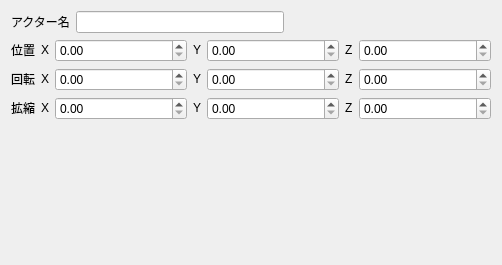
First picture: the form in Sources/Engine46Editor/InspectorWidget.ui, repository yuuxuu/Engine46, before the edit.
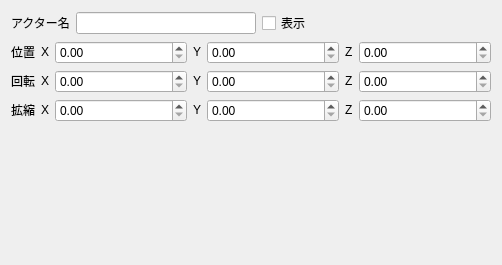
Second picture: the form after the edit.

Commit message: アクターの表示/非表示をUIで切り替えれるように追加 OBBを可視化するように追加 CSkeltaMesh⇒CModelMeshクラスに変更

```diff
--- a/Sources/Engine46Editor/InspectorWidget.ui
+++ b/Sources/Engine46Editor/InspectorWidget.ui
@@ -38,6 +38,13 @@
      <item>
       <widget class="QLineEdit" name="lineEdit_ActorName"/>
      </item>
+     <item>
+      <widget class="QCheckBox" name="checkBox_visible">
+       <property name="text">
+        <string>表示</string>
+       </property>
+      </widget>
+     </item>
      <item>
       <spacer name="horizontalSpacer">
        <property name="orientation">
```
The commit also changes 56 other files.
